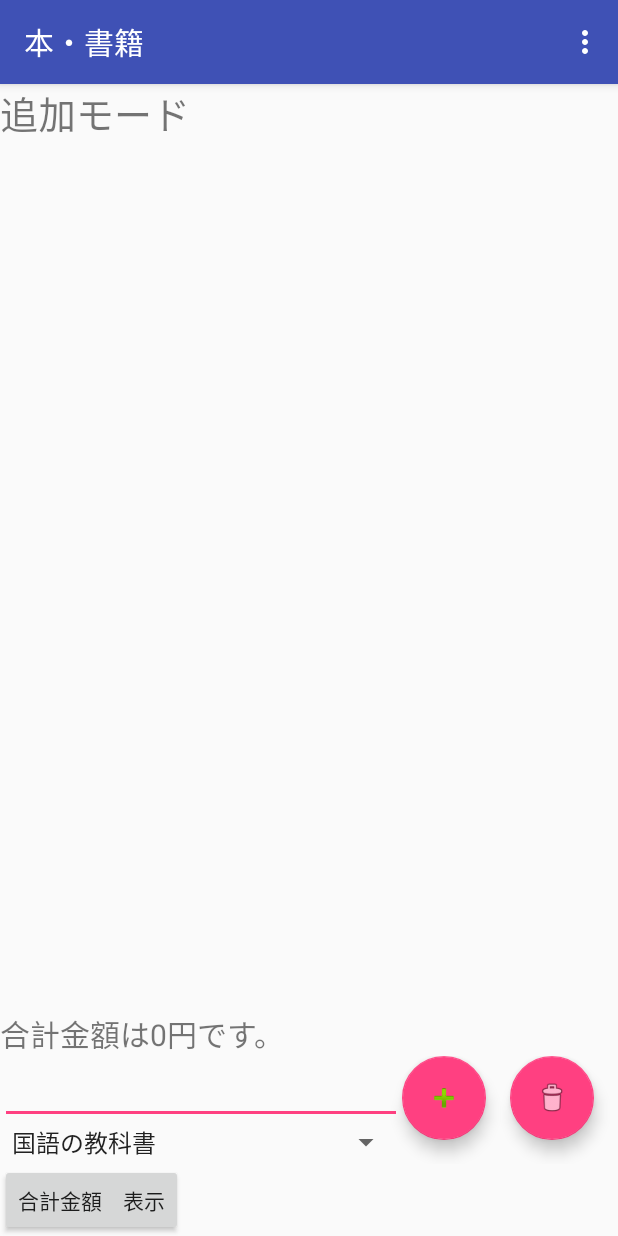
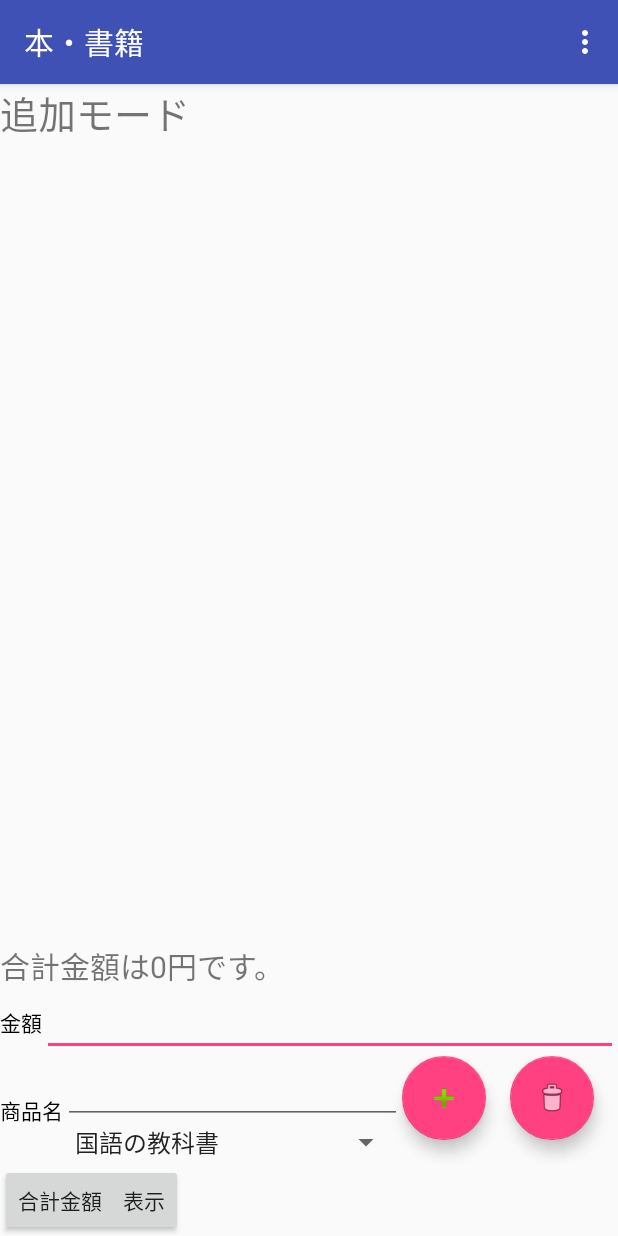
Before and after one commit to Yaechan8713/ToShopNoteApplication, an Android app: the bookmenuActivity screen opened directly, with no data from a screen before it, on a phone screen of 412 x 824 dp. Run offline under Robolectric (Android 15) with nearby library versions, the phone set to English and light mode, and no system bars; libraries missing offline, so code that uses them is left out: com.activeandroid, com.activeandroid.query; 3 statements that could not run were skipped.

Commit message:
合計金額の計算が可能になりました。

```diff
--- a/app/src/main/res/layout/activity_book.xml
+++ b/app/src/main/res/layout/activity_book.xml
@@ -47,8 +47,34 @@
         <LinearLayout
             android:layout_width="match_parent"
             android:layout_height="wrap_content"
+            android:orientation="horizontal">
+
+            <TextView
+                android:layout_width="wrap_content"
+                android:layout_height="match_parent"
+                android:text="金額"
+                android:gravity="center_vertical"
+                android:textColor="#000000" />
+
+            <EditText
+                android:layout_width="match_parent"
+                android:layout_height="wrap_content"
+                android:id="@+id/sumedittext"/>
+
+        </LinearLayout>
+
+        <LinearLayout
+            android:layout_width="match_parent"
+            android:layout_height="wrap_content"
             android:orientation="horizontal"
             android:weightSum="1">
+
+            <TextView
+                android:layout_width="wrap_content"
+                android:layout_height="match_parent"
+                android:text="商品名"
+                android:textColor="#000000"
+                android:gravity="center_vertical" />
 
             <LinearLayout
                 android:layout_width="match_parent"
--- a/app/src/main/res/layout/activity_login.xml
+++ b/app/src/main/res/layout/activity_login.xml
@@ -10,4 +10,9 @@
         android:text="1"
         android:textSize="20dp"/>
 
+    <TextView
+        android:layout_width="wrap_content"
+        android:layout_height="wrap_content"
+        android:id="@+id/textView"/>
+
 </LinearLayout>
```
Also changed, not shown: app/src/main/java/reduce/project/yaerei/toshopnote/TextsumDialogFragment.java (+4 -11 lines), app/src/main/java/reduce/project/yaerei/toshopnote/bookmenuActivity.java (+57 -97 lines), app/src/main/java/reduce/project/yaerei/toshopnote/lockActivity.java (+13 -1 lines), app/src/main/java/reduce/project/yaerei/toshopnote/sumActivity.java (+40 -32 lines).
